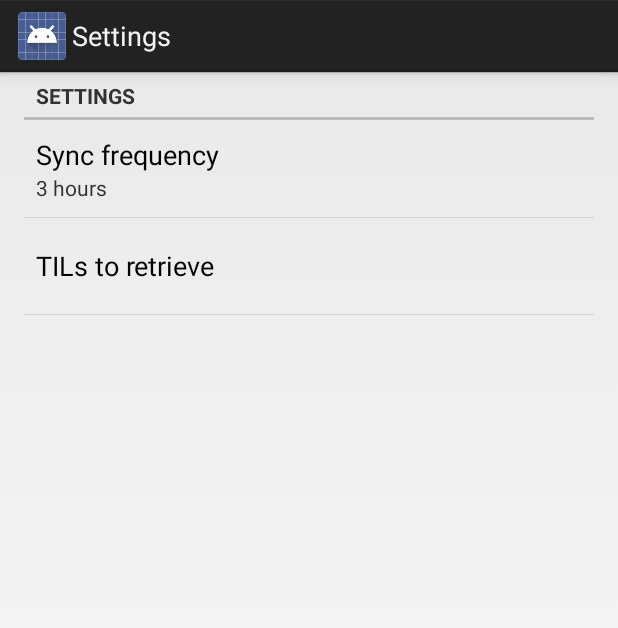
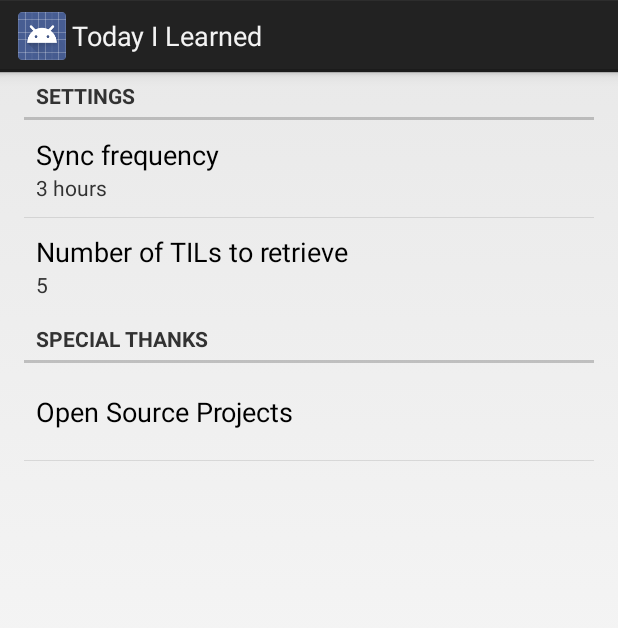
Before and after one commit to emmaguy/wear-notify-for-reddit, an Android app: the screen it shows after launch (SettingsActivity), on a phone screen of 412 x 824 dp. Shown: the top 628 px of the screen. Run offline under Robolectric (Android 15) with nearby library versions, the phone set to English and light mode, and no system bars; libraries missing offline, so code that uses them is left out: de.psdev.licensesdialog.

Commit message:
minor refactor, added open source licenses dialog

```diff
--- a/mobile/build.gradle
+++ b/mobile/build.gradle
@@ -29,4 +29,8 @@ dependencies {
 
     compile 'com.google.android.gms:play-services-wearable:+'
     compile 'com.android.support:support-v4:20.+'
+
+    compile('de.psdev.licensesdialog:licensesdialog:1.5.0') {
+        exclude module: 'support-v4'
+    }
 }
--- a/mobile/src/main/AndroidManifest.xml
+++ b/mobile/src/main/AndroidManifest.xml
@@ -11,7 +11,7 @@
         android:theme="@style/AppTheme" >
         <activity
             android:name=".SettingsActivity"
-            android:label="@string/settings" >
+            android:label="@string/app_name" >
             <intent-filter>
                 <action android:name="android.intent.action.MAIN" />
                 <category android:name="android.intent.category.LAUNCHER" />
--- a/mobile/src/main/java/com/emmaguy/todayilearned/SettingsActivity.java
+++ b/mobile/src/main/java/com/emmaguy/todayilearned/SettingsActivity.java
@@ -7,11 +7,13 @@ import android.preference.ListPreference;
 import android.preference.Preference;
 import android.preference.PreferenceCategory;
 import android.preference.PreferenceFragment;
-import android.util.Log;
+
+import de.psdev.licensesdialog.LicensesDialog;
 
 public class SettingsActivity extends Activity {
 
-    public static String PREFS_REFRESH_FREQUENCY = "sync_frequency";
+    public static final String PREFS_REFRESH_FREQUENCY = "sync_frequency";
+    public static final String OPEN_SOURCE = "open_source";
 
     @Override
     protected void onCreate(Bundle savedInstanceState) {
@@ -29,11 +31,19 @@ public class SettingsActivity extends Activity {
         public void onCreate(Bundle savedInstanceState) {
             super.onCreate(savedInstanceState);
 
-            addPreferencesFromResource(R.xml.pref_data_sync);
+            addPreferencesFromResource(R.xml.prefs);
 
             Utils.setRecurringAlarm(getActivity().getApplicationContext());
 
             initSummary();
+            initialiseClickListener(OPEN_SOURCE);
+        }
+
+        private void initialiseClickListener(String key) {
+            Preference resetPref = findPreference(key);
+            if (resetPref != null) {
+                resetPref.setOnPreferenceClickListener(this);
+            }
         }
 
         @Override
@@ -52,6 +62,10 @@ public class SettingsActivity extends Activity {
 
         @Override
         public boolean onPreferenceClick(Preference preference) {
+            if (preference.getKey().equals(OPEN_SOURCE)) {
+                new LicensesDialog(getActivity(), R.raw.open_source_notices, false, true).show();
+                return true;
+            }
             return false;
         }
 
--- a/mobile/src/main/java/com/emmaguy/todayilearned/Utils.java
+++ b/mobile/src/main/java/com/emmaguy/todayilearned/Utils.java
@@ -7,7 +7,6 @@ import android.content.Intent;
 import android.content.SharedPreferences;
 import android.preference.PreferenceManager;
 import android.text.TextUtils;
-import android.util.Log;
 
 import com.emmaguy.todayilearned.background.AlarmReceiver;
 
--- a/mobile/src/main/java/com/emmaguy/todayilearned/background/AlarmReceiver.java
+++ b/mobile/src/main/java/com/emmaguy/todayilearned/background/AlarmReceiver.java
@@ -3,7 +3,6 @@ package com.emmaguy.todayilearned.background;
 import android.content.BroadcastReceiver;
 import android.content.Context;
 import android.content.Intent;
-import android.util.Log;
 
 public class AlarmReceiver extends BroadcastReceiver {
     public AlarmReceiver() {
--- a/mobile/src/main/java/com/emmaguy/todayilearned/background/DismissNotificationsReceiver.java
+++ b/mobile/src/main/java/com/emmaguy/todayilearned/background/DismissNotificationsReceiver.java
@@ -4,13 +4,13 @@ import android.app.NotificationManager;
 import android.content.BroadcastReceiver;
 import android.content.Context;
 import android.content.Intent;
-import android.util.Log;
 
 public class DismissNotificationsReceiver extends BroadcastReceiver {
     public static final String NOTIFICATION_ID_EXTRA = "NOTIFICATION_ID";
     public static final String DISMISS_ACTION = "com.emmaguy.todayilearned.background.DISMISS_ACTION";
 
-    public DismissNotificationsReceiver() {}
+    public DismissNotificationsReceiver() {
+    }
 
     @Override
     public void onReceive(Context context, Intent intent) {
--- a/mobile/src/main/res/values/strings.xml
+++ b/mobile/src/main/res/values/strings.xml
@@ -3,11 +3,13 @@
 
     <string name="app_name">Today I Learned</string>
     <string name="settings">Settings</string>
-    <string name="number_to_retrieve">TILs to retrieve</string>
+    <string name="number_to_retrieve">Number of TILs to retrieve</string>
     <string name="x_new_today_i_learned">%1$d New TILs</string>
     <string name="dismiss_all">Dismiss All</string>
+    <string name="pref_title_sync_frequency">Sync frequency</string>
+    <string name="special_thanks">Special Thanks</string>
+    <string name="open_source_projects">Open Source Projects</string>
 
-    <string name="pref_title_sync_frequency">Sync frequency</string>
     <string-array name="pref_sync_frequency_titles">
         <item>15 minutes</item>
         <item>30 minutes</item>
--- a/mobile/src/main/res/xml/pref_data_sync.xml
+++ b/mobile/src/main/res/xml/prefs.xml
@@ -15,9 +15,14 @@
             android:title="@string/number_to_retrieve"
             android:entries="@array/pref_tils_to_request"
             android:entryValues="@array/pref_tils_to_request"
-            android:defaultValue="25"
+            android:defaultValue="5"
             android:negativeButtonText="@null"
             android:positiveButtonText="@null" />
     </PreferenceCategory>
+    <PreferenceCategory android:title="@string/special_thanks">
+        <PreferenceScreen
+            android:key="open_source"
+            android:title="@string/open_source_projects" />
+    </PreferenceCategory>
 
 </PreferenceScreen>
```
Also changed, not shown: mobile/src/main/res/raw/open_source_notices.xml (added, +17 -0 lines).
